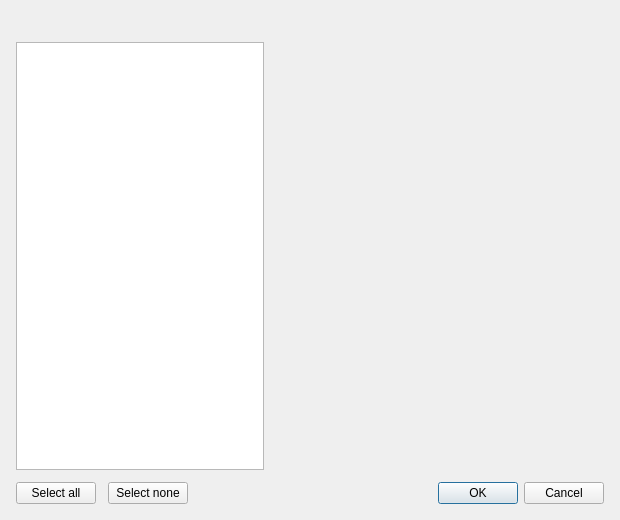
Qt form widgets/profilepickerdialog/profilepickerdialog.ui (ShadobaDev/Platemaker-qt) before a commit.
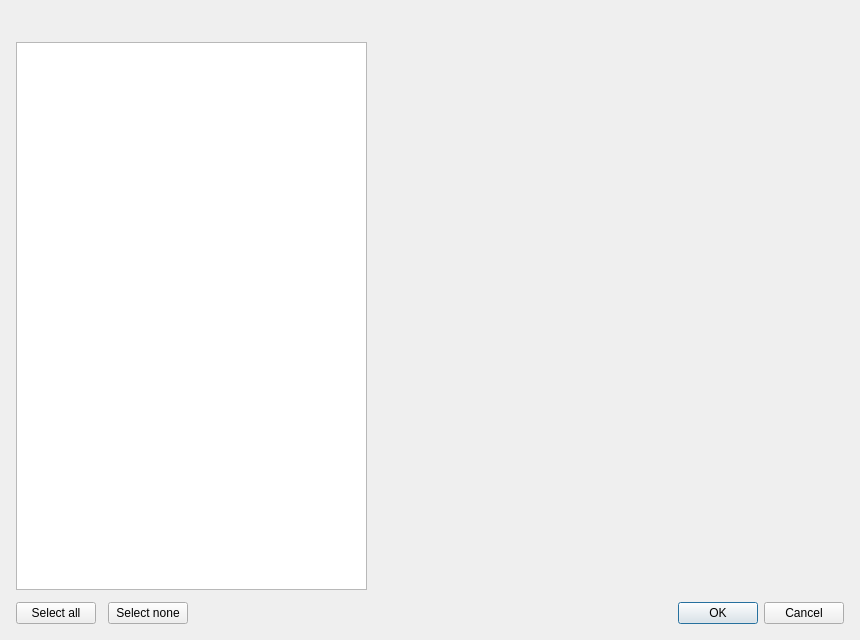
The same form after that commit.

Commit message: feat(profiles): export dialog now has badges idicating state. Export dialog prompts confirmation dialog for library overwrites.

What changed in the file:
```diff
--- a/widgets/profilepickerdialog/profilepickerdialog.ui
+++ b/widgets/profilepickerdialog/profilepickerdialog.ui
@@ -6,8 +6,8 @@
    <rect>
     <x>0</x>
     <y>0</y>
-    <width>620</width>
-    <height>520</height>
+    <width>860</width>
+    <height>640</height>
    </rect>
   </property>
   <property name="windowTitle">
```
The commit also changes 5 other files.
